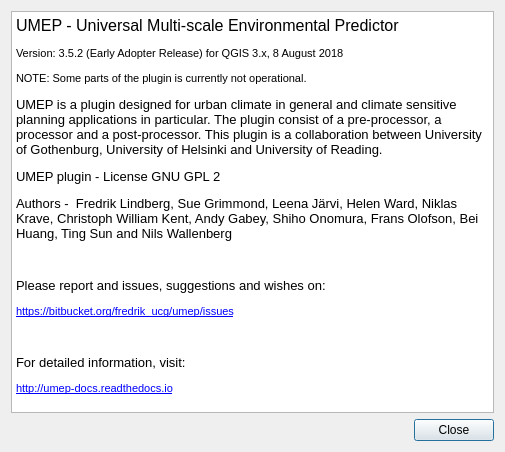
This is UMEP_about.ui in UMEP-dev/UMEP as Qt 5 draws it before an edit. The edited form follows.
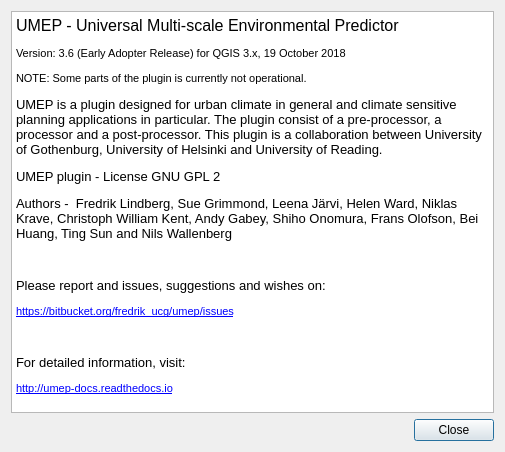
This is the edited form.

Commit message: Implementations same as 1.5.3 plus: New version of SOLWEIG (v2018a). General bug fixing. Issue #65 and #55 resolved. WATCH and Spatial data Downloader activated. New SVF plugin.

```diff
--- a/UMEP_about.ui
+++ b/UMEP_about.ui
@@ -31,7 +31,7 @@
 p, li { white-space: pre-wrap; }
 &lt;/style&gt;&lt;/head&gt;&lt;body style=&quot; font-family:'MS Shell Dlg 2'; font-size:8.25pt; font-weight:400; font-style:normal;&quot;&gt;
 &lt;p style=&quot; margin-top:0px; margin-bottom:0px; margin-left:0px; margin-right:0px; -qt-block-indent:0; text-indent:0px;&quot;&gt;&lt;span style=&quot; font-size:12pt;&quot;&gt;UMEP - Universal Multi-scale Environmental Predictor &lt;/span&gt;&lt;/p&gt;
-&lt;p style=&quot; margin-top:12px; margin-bottom:12px; margin-left:0px; margin-right:0px; -qt-block-indent:0; text-indent:0px;&quot;&gt;&lt;span style=&quot; font-size:8pt;&quot;&gt;Version: 3.5.2 (Early Adopter Release) for QGIS 3.x, 8 August 2018&lt;/span&gt;&lt;/p&gt;
+&lt;p style=&quot; margin-top:12px; margin-bottom:12px; margin-left:0px; margin-right:0px; -qt-block-indent:0; text-indent:0px;&quot;&gt;&lt;span style=&quot; font-size:8pt;&quot;&gt;Version: 3.6 (Early Adopter Release) for QGIS 3.x, 19 October 2018&lt;/span&gt;&lt;/p&gt;
 &lt;p style=&quot; margin-top:12px; margin-bottom:12px; margin-left:0px; margin-right:0px; -qt-block-indent:0; text-indent:0px;&quot;&gt;&lt;span style=&quot; font-size:8pt;&quot;&gt;NOTE: Some parts of the plugin is currently not operational.&lt;/span&gt;&lt;/p&gt;
 &lt;p style=&quot; margin-top:12px; margin-bottom:12px; margin-left:0px; margin-right:0px; -qt-block-indent:0; text-indent:0px;&quot;&gt;&lt;span style=&quot; font-size:10pt;&quot;&gt;UMEP is a plugin designed for urban climate in general and climate sensitive planning applications in particular. The plugin consist of a pre-processor, a processor and a post-processor. This plugin is a collaboration between University of Gothenburg, University of Helsinki and University of Reading.&lt;/span&gt;&lt;/p&gt;
 &lt;p style=&quot; margin-top:12px; margin-bottom:12px; margin-left:0px; margin-right:0px; -qt-block-indent:0; text-indent:0px;&quot;&gt;&lt;span style=&quot; font-size:10pt;&quot;&gt;UMEP plugin - License GNU GPL 2&lt;/span&gt;&lt;/p&gt;
```
The commit also changes 39 other files.
